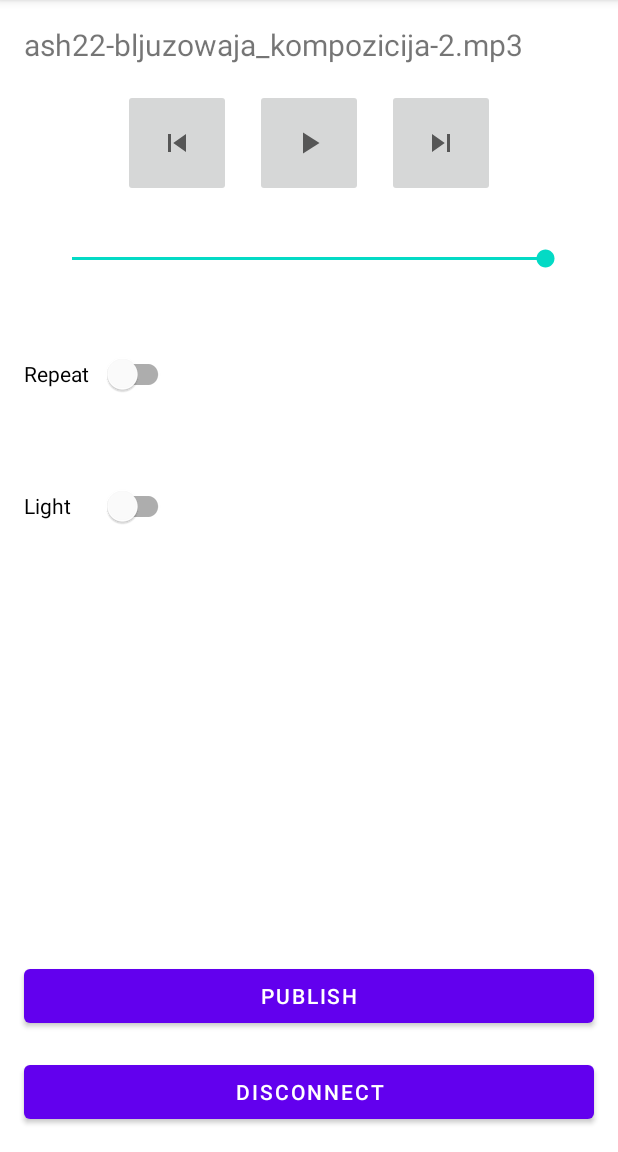
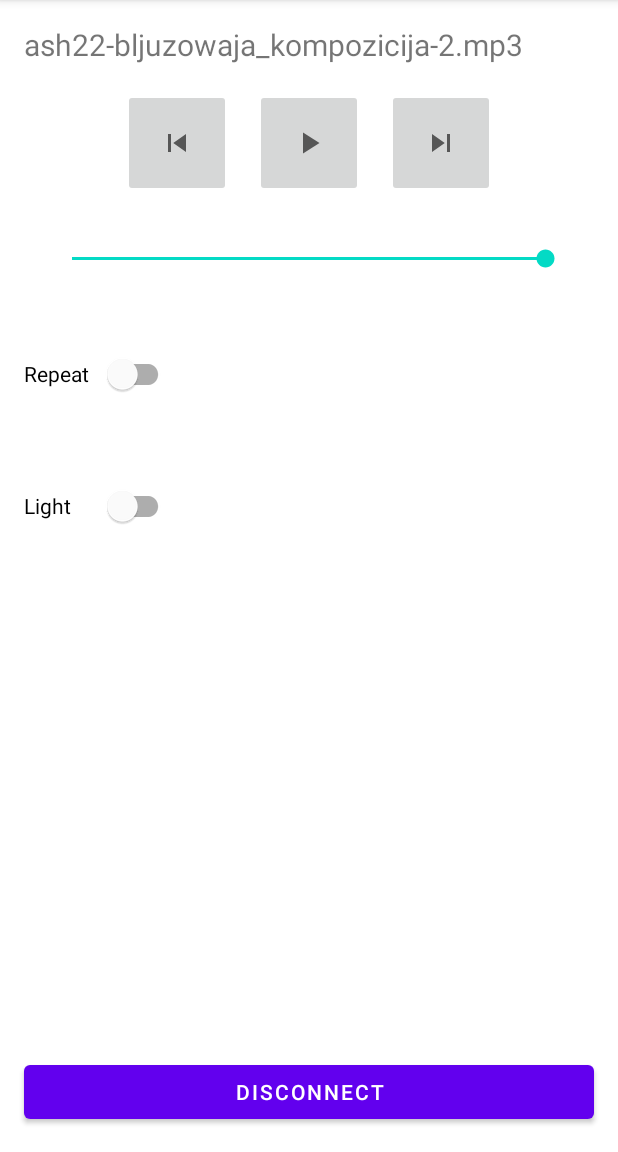
Before and after one commit to Klowar/iot_2021, an Android app: the screen it shows after launch (MainActivity), after a tap on an icon or button, on a phone screen of 412 x 824 dp, the part 84-1236 px from its top. Run offline under Robolectric (Android 15) with nearby library versions, the light colour scheme and no system bars; libraries missing offline, so code that uses them is left out: org.eclipse.paho; 1 statement that could not run was skipped; 2 other taps on this screen came first.

Commit message:
[add] Demo Client Controller

```diff
--- a/client/app/src/main/java/com/rishat/shamsutdinov/mqttclient/presentation/ClientFragment.kt
+++ b/client/app/src/main/java/com/rishat/shamsutdinov/mqttclient/presentation/ClientFragment.kt
@@ -47,7 +47,7 @@ class ClientFragment : Fragment() {
                             ).show()
 
                             // Disconnection success, come back to Connect Fragment
-                            findNavController().navigate(R.id.action_ClientFragment_to_ConnectFragment)
+                            findNavController().navigateUp()
                         }
 
                         override fun onFailure(
--- a/client/app/src/main/res/layout/fragment_client.xml
+++ b/client/app/src/main/res/layout/fragment_client.xml
@@ -100,14 +100,4 @@
         app:layout_constraintStart_toStartOf="parent"
         app:layout_constraintTop_toBottomOf="@+id/isRepeat" />
 
-    <Button
-        android:id="@+id/button_publish"
-        android:layout_width="0dp"
-        android:layout_height="wrap_content"
-        android:layout_margin="@dimen/margin"
-        android:layout_marginTop="16dp"
-        android:text="@string/button_publish_text"
-        app:layout_constraintBottom_toTopOf="@+id/button_disconnect"
-        app:layout_constraintEnd_toEndOf="parent"
-        app:layout_constraintStart_toStartOf="parent" />
 </androidx.constraintlayout.widget.ConstraintLayout>
```
